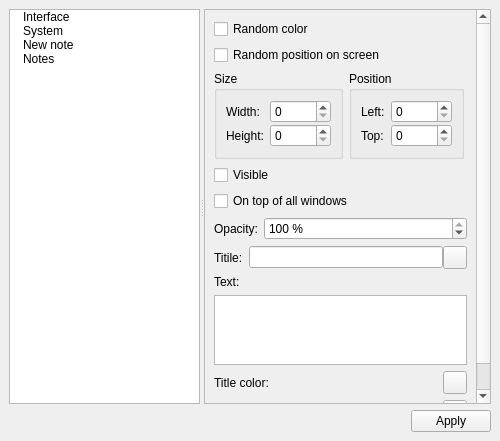
First picture: the form in Manager/pages/page_settings.ui, repository gil9red/NotesManager, before the edit.
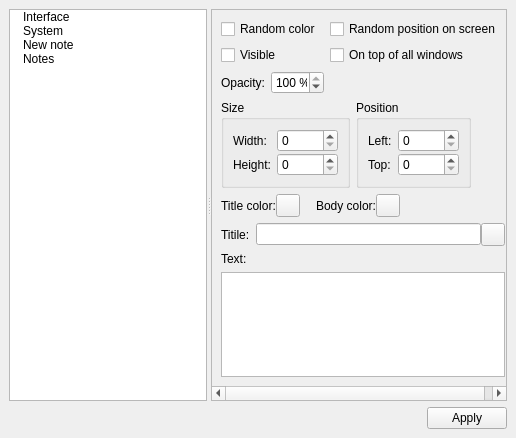
Second picture: the form after the edit. Icons and pictures are not drawn. Custom widgets are drawn as their Qt base class.

The edit to the form file:
```diff
--- a/Manager/pages/page_settings.ui
+++ b/Manager/pages/page_settings.ui
@@ -6,8 +6,8 @@
    <rect>
     <x>0</x>
     <y>0</y>
-    <width>500</width>
-    <height>441</height>
+    <width>516</width>
+    <height>438</height>
    </rect>
   </property>
   <property name="windowTitle">
@@ -387,9 +387,9 @@
             <property name="geometry">
              <rect>
               <x>0</x>
-              <y>-9</y>
-              <width>254</width>
-              <height>401</height>
+              <y>0</y>
+              <width>280</width>
+              <height>389</height>
              </rect>
             </property>
             <property name="sizePolicy">
@@ -400,19 +400,89 @@
             </property>
             <layout class="QVBoxLayout" name="verticalLayout_3">
              <item>
-              <widget class="QCheckBox" name="cBoxRandomColor">
+              <layout class="QGridLayout" name="gridLayout_3">
+               <item row="2" column="0">
+                <layout class="QHBoxLayout" name="horizontalLayout_6">
+                 <item>
+                  <widget class="QLabel" name="label_8">
                <property name="text">
-                <string>Random color </string>
+                    <string>Opacity:</string>
                </property>
               </widget>
              </item>
              <item>
+                  <widget class="QSpinBox" name="sBoxOpacity">
+                   <property name="sizePolicy">
+                    <sizepolicy hsizetype="Expanding" vsizetype="Fixed">
+                     <horstretch>0</horstretch>
+                     <verstretch>0</verstretch>
+                    </sizepolicy>
+                   </property>
+                   <property name="statusTip">
+                    <string>Opacity new note</string>
+                   </property>
+                   <property name="suffix">
+                    <string notr="true"> %</string>
+                   </property>
+                   <property name="prefix">
+                    <string/>
+                   </property>
+                   <property name="minimum">
+                    <number>0</number>
+                   </property>
+                   <property name="maximum">
+                    <number>100</number>
+                   </property>
+                   <property name="value">
+                    <number>100</number>
+                   </property>
+                  </widget>
+                 </item>
+                </layout>
+               </item>
+               <item row="1" column="0">
+                <widget class="QCheckBox" name="cBoxVisible">
+                 <property name="text">
+                  <string>Visible</string>
+                 </property>
+                </widget>
+               </item>
+               <item row="1" column="1">
+                <widget class="QCheckBox" name="cBoxOnTop">
+                 <property name="text">
+                  <string>On top of all windows </string>
+                 </property>
+                </widget>
+               </item>
+               <item row="0" column="1">
               <widget class="QCheckBox" name="cBoxRandomPositionOnScreen">
                <property name="text">
                 <string>Random position on screen </string>
                </property>
               </widget>
              </item>
+               <item row="0" column="0">
+                <widget class="QCheckBox" name="cBoxRandomColor">
+                 <property name="text">
+                  <string>Random color </string>
+                 </property>
+                </widget>
+               </item>
+               <item row="1" column="2">
+                <spacer name="horizontalSpacer_6">
+                 <property name="orientation">
+                  <enum>Qt::Horizontal</enum>
+                 </property>
+                 <property name="sizeHint" stdset="0">
+                  <size>
+                   <width>40</width>
+                   <height>20</height>
+                  </size>
+                 </property>
+                </spacer>
+               </item>
+              </layout>
+             </item>
              <item>
               <layout class="QHBoxLayout" name="horizontalLayout_3">
                <item>
@@ -523,13 +593,27 @@
                 </widget>
                </item>
                <item>
+                <spacer name="horizontalSpacer_5">
+                 <property name="orientation">
+                  <enum>Qt::Horizontal</enum>
+                 </property>
+                 <property name="sizeHint" stdset="0">
+                  <size>
+                   <width>40</width>
+                   <height>20</height>
+                  </size>
+                 </property>
+                </spacer>
+               </item>
+              </layout>
+             </item>
+             <item>
+              <layout class="QGridLayout" name="gridLayout_4">
+               <item row="0" column="3">
                 <spacer name="horizontalSpacer_2">
                  <property name="orientation">
                   <enum>Qt::Horizontal</enum>
                  </property>
-                 <property name="sizeType">
-                  <enum>QSizePolicy::Preferred</enum>
-                 </property>
                  <property name="sizeHint" stdset="0">
                   <size>
                    <width>40</width>
@@ -538,58 +622,69 @@
                  </property>
                 </spacer>
                </item>
-              </layout>
-             </item>
+               <item row="0" column="2">
+                <layout class="QHBoxLayout" name="horizontalLayout_8">
+                 <property name="spacing">
+                  <number>0</number>
+                 </property>
              <item>
-              <widget class="QCheckBox" name="cBoxVisible">
+                  <widget class="QLabel" name="label_9">
                <property name="text">
-                <string>Visible</string>
+                    <string>Body color:</string>
                </property>
               </widget>
              </item>
              <item>
-              <widget class="QCheckBox" name="cBoxOnTop">
+                  <widget class="ColorSelectButton" name="tButtonColorBody">
+                   <property name="statusTip">
+                    <string>Body color new note</string>
+                   </property>
                <property name="text">
-                <string>On top of all windows </string>
+                    <string/>
                </property>
               </widget>
              </item>
+                </layout>
+               </item>
+               <item row="0" column="0">
+                <layout class="QHBoxLayout" name="horizontalLayout_7">
+                 <property name="spacing">
+                  <number>0</number>
+                 </property>
              <item>
-              <layout class="QHBoxLayout" name="horizontalLayout_6">
-               <item>
-                <widget class="QLabel" name="label_8">
+                  <widget class="QLabel" name="label_7">
                  <property name="text">
-                  <string>Opacity:</string>
+                    <string>Title color:</string>
                  </property>
                 </widget>
                </item>
                <item>
-                <widget class="QSpinBox" name="sBoxOpacity">
-                 <property name="sizePolicy">
-                  <sizepolicy hsizetype="Expanding" vsizetype="Fixed">
-                   <horstretch>0</horstretch>
-                   <verstretch>0</verstretch>
-                  </sizepolicy>
-                 </property>
+                  <widget class="ColorSelectButton" name="tButtonColorTitle">
                  <property name="statusTip">
-                  <string>Opacity new note</string>
-                 </property>
-                 <property name="suffix">
-                  <string notr="true"> %</string>
-                 </property>
-                 <property name="prefix">
+                    <string>Color title new note</string>
+                   </property>
+                   <property name="text">
                   <string/>
                  </property>
-                 <property name="minimum">
-                  <number>0</number>
+                  </widget>
+                 </item>
+                </layout>
+               </item>
+               <item row="0" column="1">
+                <spacer name="horizontalSpacer_4">
+                 <property name="orientation">
+                  <enum>Qt::Horizontal</enum>
                  </property>
-                 <property name="maximum">
-                  <number>100</number>
+                 <property name="sizeType">
+                  <enum>QSizePolicy::Fixed</enum>
                  </property>
-                 <property name="value">
-                  <number>100</number>
+                 <property name="sizeHint" stdset="0">
+                  <size>
+                   <width>10</width>
+                   <height>10</height>
+                  </size>
                  </property>
-                </widget>
+                </spacer>
                </item>
               </layout>
              </item>
@@ -669,48 +764,6 @@
                </item>
               </layout>
              </item>
-             <item>
-              <layout class="QHBoxLayout" name="horizontalLayout_7">
-               <item>
-                <widget class="QLabel" name="label_7">
-                 <property name="text">
-                  <string>Title color:</string>
-                 </property>
-                </widget>
-               </item>
-               <item>
-                <widget class="QToolButton" name="tButtonColorTitle">
-                 <property name="statusTip">
-                  <string>Color title new note</string>
-                 </property>
-                 <property name="text">
-                  <string/>
-                 </property>
-                </widget>
-               </item>
-              </layout>
-             </item>
-             <item>
-              <layout class="QHBoxLayout" name="horizontalLayout_8">
-               <item>
-                <widget class="QLabel" name="label_9">
-                 <property name="text">
-                  <string>Body color:</string>
-                 </property>
-                </widget>
-               </item>
-               <item>
-                <widget class="QToolButton" name="tButtonColorBody">
-                 <property name="statusTip">
-                  <string>Body color new note</string>
-                 </property>
-                 <property name="text">
-                  <string/>
-                 </property>
-                </widget>
-               </item>
-              </layout>
-             </item>
              <item>
               <spacer name="verticalSpacer_3">
                <property name="orientation">
@@ -840,6 +893,42 @@
    <zorder></zorder>
   </widget>
  </widget>
+ <customwidgets>
+  <customwidget>
+   <class>ColorSelectButton</class>
+   <extends>QToolButton</extends>
+   <header>FormattingToolbar/colorselectbutton.h</header>
+  </customwidget>
+ </customwidgets>
+ <tabstops>
+  <tabstop>treeWidgetMenu</tabstop>
+  <tabstop>scrollArea_3</tabstop>
+  <tabstop>comboBoxLanguage</tabstop>
+  <tabstop>checkBoxAutosave</tabstop>
+  <tabstop>sBoxAutosaveInterval</tabstop>
+  <tabstop>cBoxAskBeforeExiting</tabstop>
+  <tabstop>cBoxMinimizeTrayWhenClosing</tabstop>
+  <tabstop>cBoxMinimizeTrayWhenMinimizing</tabstop>
+  <tabstop>cBoxMinimizeTrayOnStartup</tabstop>
+  <tabstop>cBoxRandomColor</tabstop>
+  <tabstop>cBoxRandomPositionOnScreen</tabstop>
+  <tabstop>sBoxWidth</tabstop>
+  <tabstop>sBoxHeight</tabstop>
+  <tabstop>sBoxLeft</tabstop>
+  <tabstop>sBoxTop</tabstop>
+  <tabstop>cBoxVisible</tabstop>
+  <tabstop>cBoxOnTop</tabstop>
+  <tabstop>sBoxOpacity</tabstop>
+  <tabstop>lEditTitle</tabstop>
+  <tabstop>tButtonFontTitle</tabstop>
+  <tabstop>tEditText</tabstop>
+  <tabstop>tButtonColorTitle</tabstop>
+  <tabstop>tButtonColorBody</tabstop>
+  <tabstop>checkBoxAutosaveNotes</tabstop>
+  <tabstop>sBoxAutosaveIntervalNotes</tabstop>
+  <tabstop>buttonBox</tabstop>
+  <tabstop>scrollArea_2</tabstop>
+ </tabstops>
  <resources>
   <include location="../../Note/Note.qrc"/>
  </resources>
```
Lines whose indentation alone changed are shown as unchanged.
